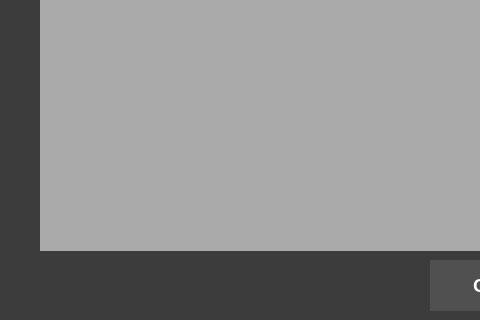
Before: the Qt Designer form PuzzleGames/View/PuzzleGames.ui in Brian0255/Puzzle-Games, drawn with Qt 5; both pictures show x 0 to 480 and y 400 to 720 of the 600 by 720 pixel window.
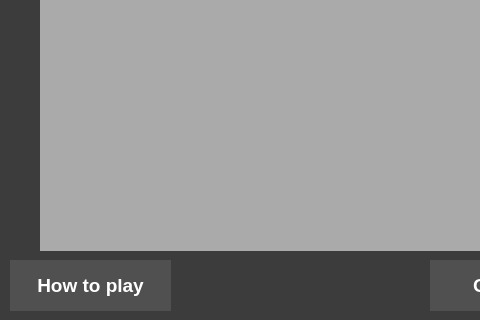
After: the same form once the commit is applied. The open tabs and pages were chosen to show the change. Icons and pictures are not drawn.

Commit message: create TutorialDialog for explanations of games

```diff
--- a/PuzzleGames/View/PuzzleGames.ui
+++ b/PuzzleGames/View/PuzzleGames.ui
@@ -1311,6 +1311,30 @@
        <string>Go back</string>
       </property>
      </widget>
+     <widget class="QPushButton" name="TutorialButton">
+      <property name="geometry">
+       <rect>
+        <x>10</x>
+        <y>660</y>
+        <width>161</width>
+        <height>51</height>
+       </rect>
+      </property>
+      <property name="font">
+       <font>
+        <pointsize>14</pointsize>
+        <bold>true</bold>
+       </font>
+      </property>
+      <property name="styleSheet">
+       <string notr="true">color: rgb(255, 255, 255);
+background-color: rgb(80,80,80);
+border: 0px;</string>
+      </property>
+      <property name="text">
+       <string>How to play</string>
+      </property>
+     </widget>
     </widget>
    </widget>
   </widget>
```
Left out of the diff: 2 changed lines with no effect on the pictures. The commit also changes 1 other file.
